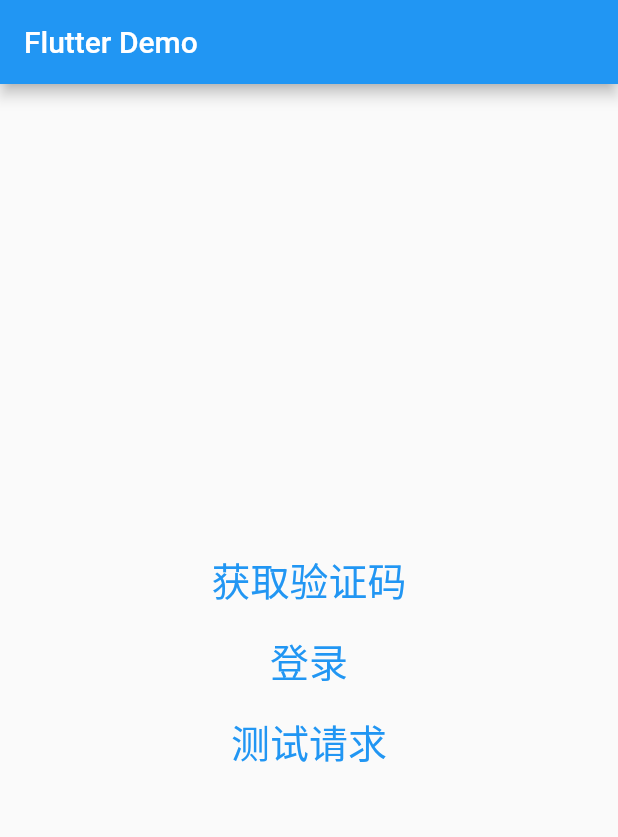
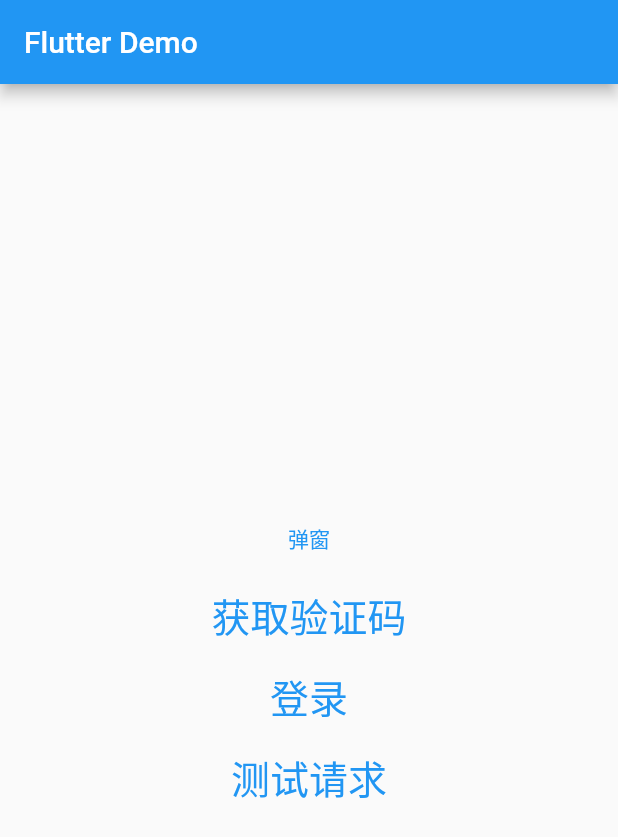
Before and after one commit to leafney/flutter_demo, a Flutter app: the screen it shows after launch, after a tap on "测试请求", on a phone screen of 412 x 824 dp. Shown: the top 837 px of the screen. Run offline on Flutter 3.47's test engine with Material 2 defaults, Android fonts, the phone set to English and light mode, and no system bars; drawn by our look-alikes of oktoast; our stand-ins replace dio, shared_preferences, synchronized; network calls fail.

Commit message:
测试请求及异常捕获

```diff
--- a/lib/home_page.dart
+++ b/lib/home_page.dart
@@ -2,6 +2,7 @@ import 'package:flutter/material.dart';
 import 'package:flutter_demo/config/com_data.dart';
 import 'package:flutter_demo/config/http_config.dart';
 import 'package:flutter_demo/utils/dio_utils.dart';
+import 'package:oktoast/oktoast.dart';
 
 class MyHomePage extends StatelessWidget {
   const MyHomePage({Key? key}) : super(key: key);
@@ -16,6 +17,11 @@ class MyHomePage extends StatelessWidget {
         child: Column(
           mainAxisAlignment: MainAxisAlignment.center,
           children: [
+            TextButton(
+                onPressed: () {
+                  showToast('哈哈哈哈');
+                },
+                child: Text('弹窗')),
             TextButton(
               onPressed: () async {
                 //
@@ -59,6 +65,7 @@ class MyHomePage extends StatelessWidget {
                 //
                 final response = await DioUtils()
                     .requestWithToken(HttpConfig.apiTest, method: 'POST');
+                print('response -- $response');
 
                 if (response != null) {
                   final rCode = response.data['code'];
--- a/lib/main.dart
+++ b/lib/main.dart
@@ -1,6 +1,7 @@
 import 'package:flutter/material.dart';
 import 'package:flutter_demo/home_page.dart';
 import 'package:flutter_demo/utils/sp_utils.dart';
+import 'package:oktoast/oktoast.dart';
 
 void main() async {
   WidgetsFlutterBinding.ensureInitialized();
@@ -12,12 +13,14 @@ void main() async {
 class MyApp extends StatelessWidget {
   @override
   Widget build(BuildContext context) {
-    return MaterialApp(
-      title: 'Flutter Demo',
-      theme: ThemeData(
-        primarySwatch: Colors.blue,
+    return OKToast(
+      child: MaterialApp(
+        title: 'Flutter Demo',
+        theme: ThemeData(
+          primarySwatch: Colors.blue,
+        ),
+        home: MyHomePage(),
       ),
-      home: MyHomePage(),
     );
   }
 }
--- a/lib/utils/dio_utils.dart
+++ b/lib/utils/dio_utils.dart
@@ -15,6 +15,15 @@ import 'package:oktoast/oktoast.dart';
 
 // 用于缓存请求的token，定义为全局变量
 String? csrfToken;
+
+class Method {
+  static final String get = "GET";
+  static final String post = "POST";
+  static final String put = "PUT";
+  static final String head = "HEAD";
+  static final String delete = "DELETE";
+  static final String patch = "PATCH";
+}
 
 class DioUtils {
   static DioUtils? _instance;
@@ -265,18 +274,27 @@ class DioUtils {
 
 // 要来捕获dio的异常信息
   _handleError(dynamic err) {
-    Response? response = err?.response;
+    Response? response = err.response;
     if (response != null) {
       print('拦截器捕获*异常*返回结果：$response');
 
       if (response.statusCode! >= 400 && response.statusCode! < 500) {
+        dynamic errData = response.data;
+        print('errData -- ${errData.runtimeType} -- $errData');
         // 获取返回信息中的message并弹窗提示
-        var errMsg = response.data['message'] ?? "";
-        showToast(errMsg);
+        switch (errData.runtimeType) {
+          case Map:
+            var errMsg = errData['message'] ?? errData;
+            showToast(errMsg);
+            break;
+          default:
+            showToast(errData);
+        }
       } else if (response.statusCode! >= 500) {
         showToast('系统繁忙，请稍后重试');
       }
     }
+    return response;
   }
 
 // 请求及返回数据拦截器
```
Also changed, not shown: 2 other files.
